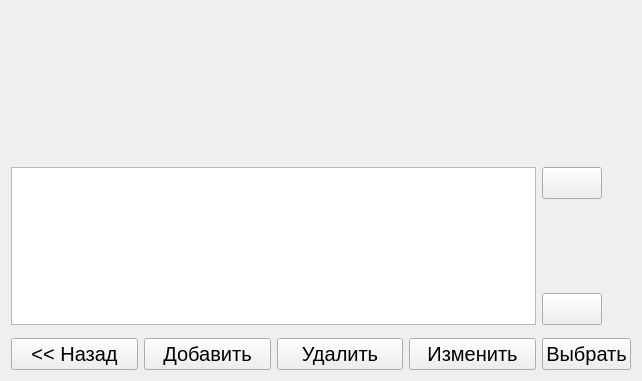
ciberslavik/climacore, file QtClient/QtClimaClient/Frames/Graphs/SelectGraphFrame.ui: the form before one commit.
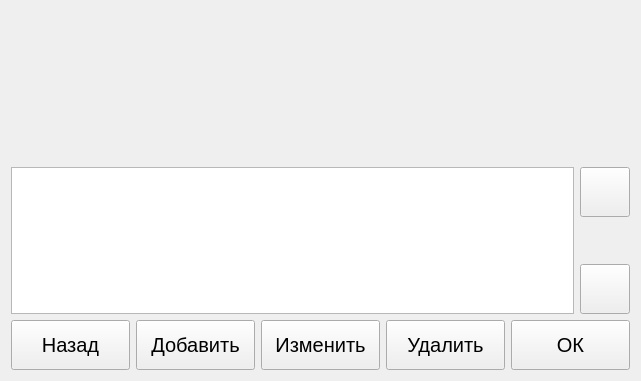
The form after the commit. Icons and pictures are not drawn. Custom widgets are drawn as their Qt base class.

Patch:
```diff
--- a/QtClient/QtClimaClient/Frames/Graphs/SelectGraphFrame.ui
+++ b/QtClient/QtClimaClient/Frames/Graphs/SelectGraphFrame.ui
@@ -6,7 +6,7 @@
    <rect>
     <x>0</x>
     <y>0</y>
-    <width>642</width>
+    <width>641</width>
     <height>381</height>
    </rect>
   </property>
@@ -19,6 +19,73 @@
    <string>Form</string>
   </property>
   <layout class="QGridLayout" name="gridLayout">
+   <item row="3" column="2">
+    <widget class="QPushButton" name="btnEdit">
+     <property name="minimumSize">
+      <size>
+       <width>0</width>
+       <height>50</height>
+      </size>
+     </property>
+     <property name="maximumSize">
+      <size>
+       <width>16777215</width>
+       <height>50</height>
+      </size>
+     </property>
+     <property name="text">
+      <string>Изменить</string>
+     </property>
+    </widget>
+   </item>
+   <item row="3" column="0">
+    <widget class="QPushButton" name="btnReturn">
+     <property name="minimumSize">
+      <size>
+       <width>0</width>
+       <height>50</height>
+      </size>
+     </property>
+     <property name="maximumSize">
+      <size>
+       <width>16777215</width>
+       <height>50</height>
+      </size>
+     </property>
+     <property name="text">
+      <string>Назад</string>
+     </property>
+     <property name="icon">
+      <iconset resource="../../Resources.qrc">
+       <normaloff>:/Images/icons8-u-turn-to-left-50.png</normaloff>:/Images/icons8-u-turn-to-left-50.png</iconset>
+     </property>
+     <property name="iconSize">
+      <size>
+       <width>32</width>
+       <height>32</height>
+      </size>
+     </property>
+    </widget>
+   </item>
+   <item row="3" column="3">
+    <widget class="QPushButton" name="btnDelete">
+     <property name="minimumSize">
+      <size>
+       <width>0</width>
+       <height>50</height>
+      </size>
+     </property>
+     <property name="maximumSize">
+      <size>
+       <width>16777215</width>
+       <height>50</height>
+      </size>
+     </property>
+     <property name="text">
+      <string>Удалить</string>
+     </property>
+    </widget>
+   </item>
    <item row="0" column="0" colspan="5">
     <widget class="QCustomPlot" name="widget" native="true">
      <property name="minimumSize">
@@ -29,77 +96,123 @@
      </property>
     </widget>
    </item>
-   <item row="3" column="4">
-    <widget class="QPushButton" name="btnDown">
+   <item row="3" column="1">
+    <widget class="QPushButton" name="btnAdd">
+     <property name="minimumSize">
+      <size>
+       <width>0</width>
+       <height>50</height>
+      </size>
+     </property>
      <property name="maximumSize">
       <size>
-       <width>60</width>
-       <height>16777215</height>
+       <width>16777215</width>
+       <height>50</height>
       </size>
      </property>
-     <property name="text">
-      <string/>
-     </property>
-     <property name="icon">
-      <iconset resource="../Resources.qrc">
-       <normaloff>:/Images/circled-down.png</normaloff>:/Images/circled-down.png</iconset>
-     </property>
-     <property name="iconSize">
-      <size>
-       <width>48</width>
-       <height>48</height>
-      </size>
-     </property>
-    </widget>
-   </item>
-   <item row="5" column="1">
-    <widget class="QPushButton" name="pushButton">
      <property name="text">
       <string>Добавить</string>
      </property>
     </widget>
    </item>
-   <item row="5" column="4">
-    <widget class="QPushButton" name="pushButton_4">
-     <property name="text">
-      <string>Выбрать</string>
-     </property>
-    </widget>
+   <item row="1" column="0" colspan="5">
+    <layout class="QHBoxLayout" name="horizontalLayout">
+     <item>
+      <widget class="QTableView" name="profilesTable"/>
+     </item>
+     <item>
+      <layout class="QVBoxLayout" name="verticalLayout">
+       <item>
+        <widget class="QPushButton" name="btnUp">
+         <property name="minimumSize">
+          <size>
+           <width>50</width>
+           <height>50</height>
+          </size>
+         </property>
+         <property name="maximumSize">
+          <size>
+           <width>50</width>
+           <height>50</height>
+          </size>
+         </property>
+         <property name="text">
+          <string/>
+         </property>
+         <property name="icon">
+          <iconset resource="../../Resources.qrc">
+           <normaloff>:/Images/circled-up.png</normaloff>:/Images/circled-up.png</iconset>
+         </property>
+         <property name="iconSize">
+          <size>
+           <width>42</width>
+           <height>42</height>
+          </size>
+         </property>
+        </widget>
+       </item>
+       <item>
+        <spacer name="verticalSpacer">
+         <property name="orientation">
+          <enum>Qt::Vertical</enum>
+         </property>
+         <property name="sizeHint" stdset="0">
+          <size>
+           <width>20</width>
+           <height>40</height>
+          </size>
+         </property>
+        </spacer>
+       </item>
+       <item>
+        <widget class="QPushButton" name="btnDown">
+         <property name="minimumSize">
+          <size>
+           <width>50</width>
+           <height>50</height>
+          </size>
+         </property>
+         <property name="maximumSize">
+          <size>
+           <width>50</width>
+           <height>50</height>
+          </size>
+         </property>
+         <property name="text">
+          <string/>
+         </property>
+         <property name="icon">
+          <iconset resource="../../Resources.qrc">
+           <normaloff>:/Images/circled-down.png</normaloff>:/Images/circled-down.png</iconset>
+         </property>
+         <property name="iconSize">
+          <size>
+           <width>42</width>
+           <height>42</height>
+          </size>
+         </property>
+        </widget>
+       </item>
+      </layout>
+     </item>
+    </layout>
    </item>
-   <item row="1" column="0" rowspan="3" colspan="4">
-    <widget class="QListView" name="listView"/>
-   </item>
-   <item row="5" column="3">
-    <widget class="QPushButton" name="pushButton_3">
-     <property name="text">
-      <string>Изменить</string>
+   <item row="3" column="4">
+    <widget class="QPushButton" name="btnAccept">
+     <property name="minimumSize">
+      <size>
+       <width>0</width>
+       <height>50</height>
+      </size>
      </property>
-    </widget>
-   </item>
-   <item row="5" column="2">
-    <widget class="QPushButton" name="pushButton_2">
-     <property name="text">
-      <string>Удалить</string>
-     </property>
-    </widget>
-   </item>
-   <item row="5" column="0">
-    <widget class="QPushButton" name="btnReturn">
-     <property name="text">
-      <string>&lt;&lt; Назад</string>
-     </property>
-    </widget>
-   </item>
-   <item row="1" column="4">
-    <widget class="QPushButton" name="btnUp">
      <property name="maximumSize">
       <size>
-       <width>60</width>
-       <height>16777215</height>
+       <width>16777215</width>
+       <height>50</height>
       </size>
      </property>
      <property name="text">
-      <string/>
+      <string>ОК</string>
      </property>
      <property name="icon">
       <iconset resource="../Resources.qrc">
@@ -107,14 +220,14 @@
      </property>
      <property name="iconSize">
       <size>
-       <width>48</width>
-       <height>48</height>
+       <width>32</width>
+       <height>32</height>
       </size>
      </property>
     </widget>
    </item>
-   <item row="4" column="3">
-    <spacer name="verticalSpacer">
+   <item row="2" column="2">
+    <spacer name="verticalSpacer_2">
      <property name="orientation">
       <enum>Qt::Vertical</enum>
      </property>
```
Left out of the diff: 8 changed lines with no effect on the pictures.
